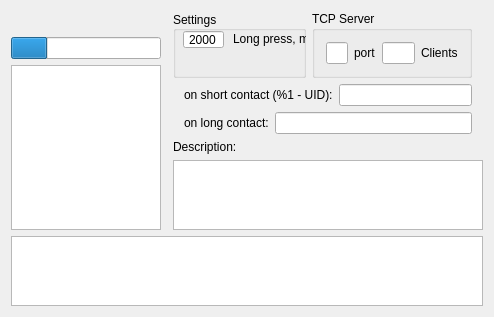
First picture: the form in dialog.ui, repository baradoid/popov-nfc-desktop-ctrl, before the edit.
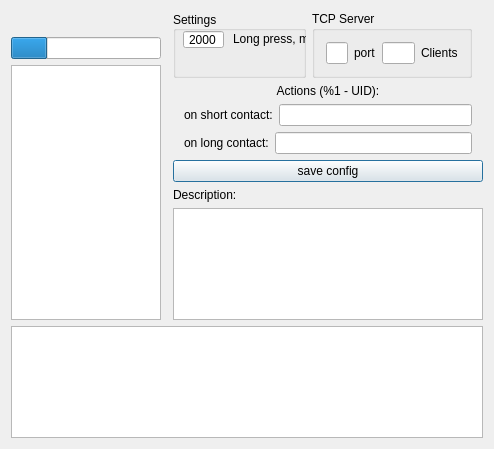
Second picture: the form after the edit.

Commit message: add save config button

The edit to the form file:
```diff
--- a/dialog.ui
+++ b/dialog.ui
@@ -7,7 +7,7 @@
     <x>0</x>
     <y>0</y>
     <width>494</width>
-    <height>296</height>
+    <height>449</height>
    </rect>
   </property>
   <property name="windowTitle">
@@ -264,6 +264,16 @@
            </layout>
           </widget>
          </item>
+         <item>
+          <widget class="QLabel" name="label_7">
+           <property name="text">
+            <string>Actions (%1 - UID):</string>
+           </property>
+           <property name="alignment">
+            <set>Qt::AlignCenter</set>
+           </property>
+          </widget>
+         </item>
          <item>
           <widget class="QWidget" name="widget_6" native="true">
            <layout class="QHBoxLayout" name="horizontalLayout">
@@ -276,7 +286,7 @@
             <item>
              <widget class="QLabel" name="label_5">
               <property name="text">
-               <string>on short contact (%1 - UID):</string>
+               <string>on short contact:</string>
               </property>
              </widget>
             </item>
@@ -312,6 +322,13 @@
            </layout>
           </widget>
          </item>
+         <item>
+          <widget class="QPushButton" name="pushButtonSaveConfig">
+           <property name="text">
+            <string>save config</string>
+           </property>
+          </widget>
+         </item>
          <item>
           <widget class="QLabel" name="label">
            <property name="text">
```
The commit also changes 2 other files.
